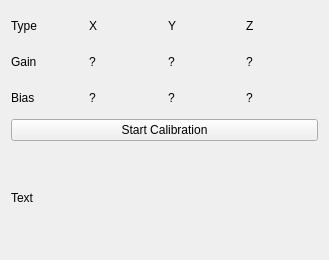
Before: the Qt Designer form src/brickv/plugin_system/plugins/imu/ui/calibrate_accelerometer.ui in Tinkerforge/brickv, drawn with Qt 5.
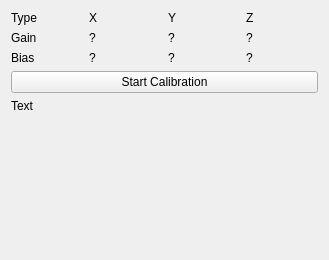
After: the same form once the commit is applied.

Commit message: imu: Add button to restore factory calibration

```diff
--- a/src/brickv/plugin_system/plugins/imu/ui/calibrate_accelerometer.ui
+++ b/src/brickv/plugin_system/plugins/imu/ui/calibrate_accelerometer.ui
@@ -121,6 +121,19 @@
        </property>
       </widget>
      </item>
+     <item>
+      <spacer name="verticalSpacer">
+       <property name="orientation">
+        <enum>Qt::Vertical</enum>
+       </property>
+       <property name="sizeHint" stdset="0">
+        <size>
+         <width>20</width>
+         <height>40</height>
+        </size>
+       </property>
+      </spacer>
+     </item>
     </layout>
    </item>
   </layout>
```
The commit also changes 6 other files.
